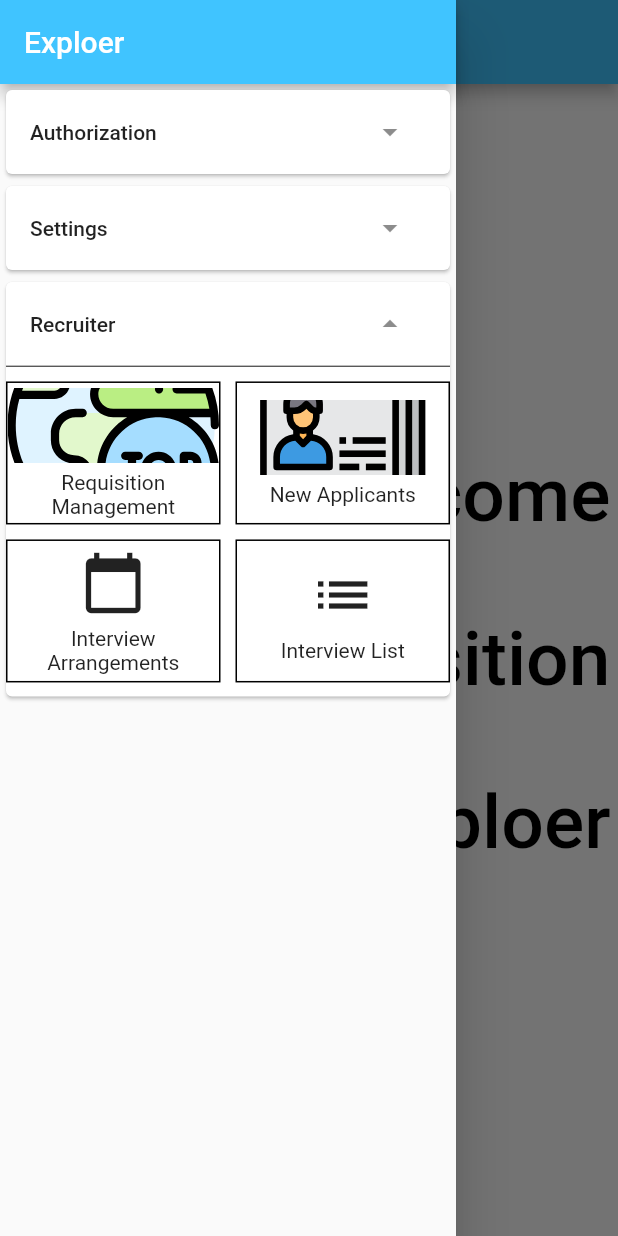
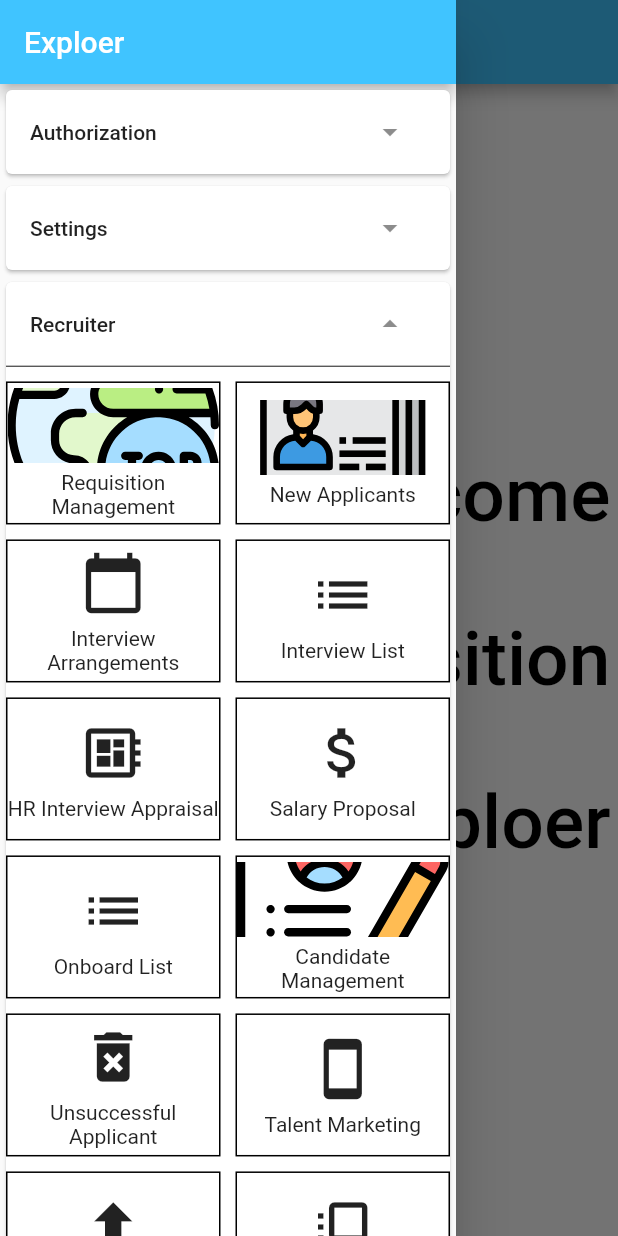
Before and after one commit to yuchehsieh/flutter_talent_acquisition_exploer, a Flutter app: the screen it shows after launch, in the side drawer, after a tap on "Recruiter", on a phone screen of 412 x 824 dp. Run offline on Flutter 3.47's test engine with Material 2 defaults, Android fonts, the phone set to English and light mode, and no system bars; our stand-ins replace flutter_svg.

Commit message:
finish drawer each item display setup

```diff
--- a/lib/public/data/applets.dart
+++ b/lib/public/data/applets.dart
@@ -133,4 +133,83 @@ final List<Applet> recruiterApplets = [
     image: 'assets/images/curriculum.svg',
     uri: 'applet/InterviewListApplet',
   ),
+  Applet(
+    text: 'HR Interview Appraisal',
+    icon: Icons.developer_board,
+    image: 'assets/images/curriculum.svg',
+    uri: 'applet/InterviewAppraisalApplet',
+  ),
+  Applet(
+    text: 'Salary Proposal',
+    icon: Icons.attach_money,
+    image: 'assets/images/curriculum.svg',
+    uri: 'applet/SalaryProposalApplet',
+  ),
+  Applet(
+    text: 'Onboard List',
+    icon: Icons.list,
+    image: 'assets/images/curriculum.svg',
+    uri: 'applet/OnboardingListApplet',
+  ),
+  Applet(
+    text: 'Candidate Management',
+    image: 'assets/images/resume.svg',
+    uri: 'applet/CandidateManagementApplet',
+  ),
+  Applet(
+    text: 'Unsuccessful Applicant',
+    icon: Icons.delete_forever,
+    image: 'assets/images/resume.svg',
+    uri: 'applet/UnsuccessfulApplicantApplet',
+  ),
+  Applet(
+    text: 'Talent Marketing',
+    icon: Icons.smartphone,
+    image: 'assets/images/resume.svg',
+    uri: 'applet/TalentMarketingApplet',
+  ),
+  Applet(
+    text: 'Upload Resume',
+    icon: Icons.file_upload,
+    image: 'assets/images/resume.svg',
+    uri: 'applet/UploadResumeApplet',
+  ),
+  Applet(
+    text: 'Report Export',
+    icon: Icons.flip_to_front,
+    image: 'assets/images/resume.svg',
+    uri: 'applet/ReportExportApplet',
+  ),
 ];
+
+final List<Applet> hiringManegerApplets = [
+  Applet(
+    text: 'Resume Review',
+    image: 'assets/images/rating.svg',
+    uri: 'applet/ResumeReviewApplet',
+  ),
+  Applet(
+    text: 'Interview Appraisal',
+    icon: Icons.developer_board,
+    image: 'assets/images/curriculum.svg',
+    uri: 'applet/ManagerInterviewAppraisalApplet',
+  ),
+  Applet(
+    text: 'Onboard List',
+    icon: Icons.list,
+    image: 'assets/images/curriculum.svg',
+    uri: 'applet//ManagerOnboardListApplet',
+  ),
+  Applet(
+    text: 'Candidate Search',
+    icon: Icons.zoom_in,
+    image: 'assets/images/curriculum.svg',
+    uri: 'applet//CandidateSearchApplet',
+  ),
+  Applet(
+    text: 'My Favorites',
+    icon: Icons.star,
+    image: 'assets/images/curriculum.svg',
+    uri: 'applet//MyFavoriteApplet',
+  ),
+];
--- a/lib/screens/drawer.dart
+++ b/lib/screens/drawer.dart
@@ -20,6 +20,7 @@ class _MyDrawerState extends State<MyDrawer> {
   List<Applet> _authorizationApplets = authorizationApplets;
   List<Applet> _settingApplets = settingApplets;
   List<Applet> _recruiterApplets = recruiterApplets;
+  List<Applet> _hiringManagerApplets = hiringManegerApplets;
 
   _toggleCollpased(int blockIndex) {
     if (_expandedState == ExpandedState.Expanded) {
@@ -79,6 +80,14 @@ class _MyDrawerState extends State<MyDrawer> {
               blockTitle: 'Recruiter',
               applets: _recruiterApplets,
               onBlockPressed: () => _toggleCollpased(2),
+              currentExpandedIndex: _currentExpandedIndex,
+              expandedState: _expandedState,
+            ),
+            DrawerBlock(
+              blockIndex: 3,
+              blockTitle: 'Hiring Manager',
+              applets: _hiringManagerApplets,
+              onBlockPressed: () => _toggleCollpased(3),
               currentExpandedIndex: _currentExpandedIndex,
               expandedState: _expandedState,
             ),
@@ -162,8 +171,6 @@ class _DrawerBlockState extends State<DrawerBlock>
   Widget build(BuildContext context) {
     final bool isExpanded = widget.expandedState == ExpandedState.Expanded &&
         widget.blockIndex == widget.currentExpandedIndex;
-
-    print(_calVerticalNum());
 
     return Card(
       child: Column(
```
